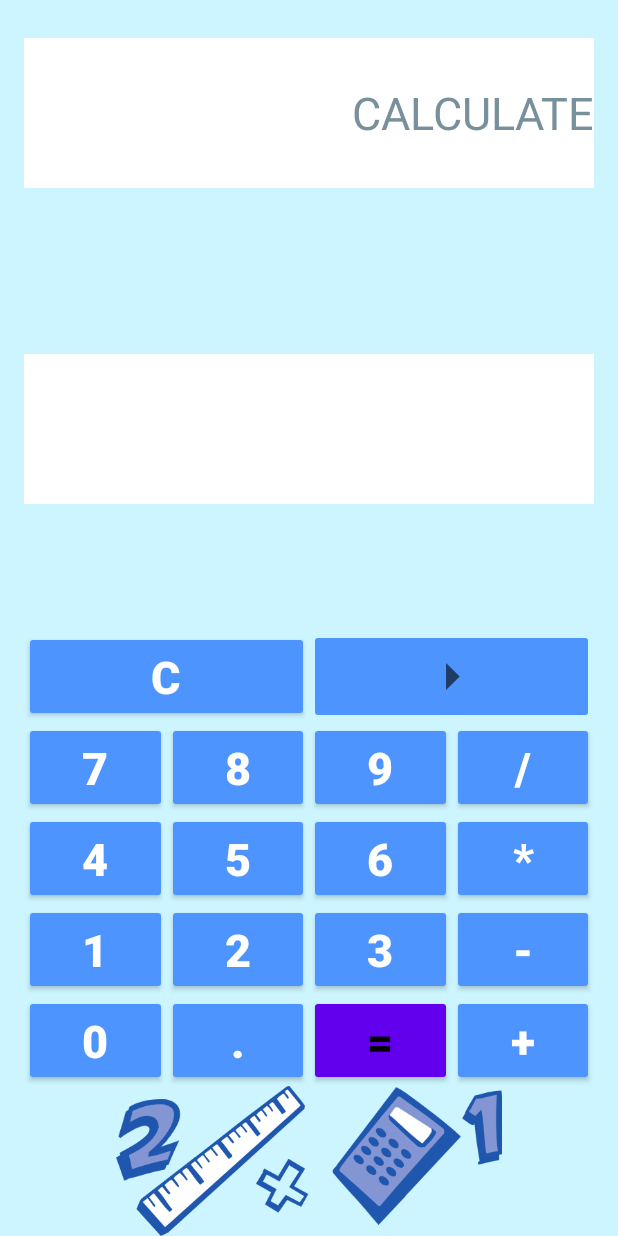
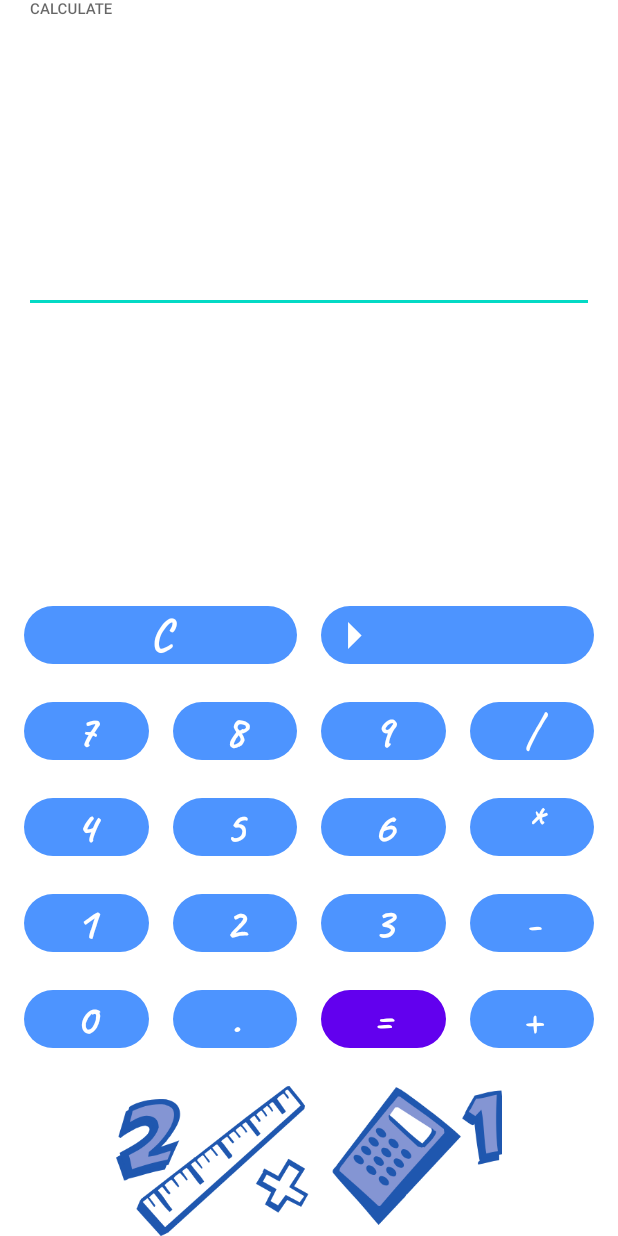
Before and after one commit to LARAVISH/MyCalculator, an Android app: the layout constrain_layout.xml on its own in the app's theme, with its tools: preview values and no code run, on a phone screen of 412 x 824 dp. Run offline under Robolectric (Android 15) with nearby library versions, the phone set to English and light mode, and no system bars.

Commit message:
added resources and style

```diff
--- a/app/src/main/res/layout/constrain_layout.xml
+++ b/app/src/main/res/layout/constrain_layout.xml
@@ -3,279 +3,227 @@
     xmlns:app="http://schemas.android.com/apk/res-auto"
     xmlns:tools="http://schemas.android.com/tools"
     android:layout_width="match_parent"
-    android:layout_height="match_parent"
-    android:background="@color/purple_500">
+    android:layout_height="match_parent">
 
-
-    <EditText
-        android:id="@+id/calculate"
-        android:layout_width="0dp"
-        android:layout_height="100dp"
-        android:layout_marginStart="16dp"
-        android:layout_marginTop="25dp"
-        android:layout_marginEnd="16dp"
-        android:background="@color/white"
-        android:hint="@string/hint_name"
-        android:textAlignment="textEnd"
-        android:textColor="@color/black"
-        android:textColorHint="#78909C"
-        android:textSize="@dimen/size_edit_text"
+    <com.google.android.material.textfield.TextInputLayout
+        android:id="@+id/text_input"
+        android:layout_width="match_parent"
+        android:layout_height="wrap_content"
         app:layout_constraintEnd_toEndOf="parent"
         app:layout_constraintStart_toStartOf="parent"
-        app:layout_constraintTop_toTopOf="parent" />
+        app:layout_constraintTop_toTopOf="parent">
 
-    <TextView
-        android:id="@+id/result"
-        android:layout_width="0dp"
-        android:layout_height="100dp"
-        android:layout_marginStart="16dp"
-        android:layout_marginTop="25dp"
-        android:layout_marginEnd="16dp"
-        android:background="@color/white"
-        android:textAlignment="textEnd"
-        android:textColor="@color/black"
-        android:textColorHint="@color/text_color_hint"
-        android:textSize="@dimen/size_edit_text"
-        app:layout_constraintBottom_toTopOf="@id/btn_clear"
-        app:layout_constraintEnd_toEndOf="parent"
-        app:layout_constraintStart_toStartOf="parent"
-        app:layout_constraintTop_toBottomOf="@+id/calculate" />
+        <com.google.android.material.textfield.TextInputEditText
 
-    <Button
+            android:id="@+id/calculate"
+            android:layout_width="match_parent"
+            android:layout_height="200dp"
+            android:layout_marginStart="@dimen/layout_margin_start"
+            android:layout_marginTop="@dimen/layout_margin_top"
+            android:layout_marginEnd="@dimen/layout_margin_end"
+            android:textAlignment="textEnd"
+            android:textAppearance="@style/TextAppearance.MaterialComponents.Headline6">
+
+        </com.google.android.material.textfield.TextInputEditText>
+
+    </com.google.android.material.textfield.TextInputLayout>
+
+    <com.google.android.material.button.MaterialButton
         android:id="@+id/btn_clear"
         android:layout_width="0dp"
         android:layout_height="wrap_content"
-        android:layout_marginStart="16dp"
-        android:layout_marginTop="25dp"
-        android:backgroundTint="@color/blue"
+        android:layout_marginStart="@dimen/layout_margin_start"
+        android:layout_marginBottom="@dimen/layout_margin_bottom"
         android:text="@string/btn_clear"
-        android:textColor="@color/white"
-        android:textSize="@dimen/size_button"
-        android:textStyle="bold"
         app:layout_constraintBottom_toTopOf="@id/btn_8"
         app:layout_constraintEnd_toEndOf="@id/btn_8"
         app:layout_constraintStart_toStartOf="parent" />
 
-    <ImageButton
+    <com.google.android.material.button.MaterialButton
         android:id="@+id/btn_backspace"
         android:layout_width="0dp"
-        android:layout_height="wrap_content"
-        android:layout_marginEnd="16dp"
-        android:backgroundTint="@color/blue"
+        android:layout_height="0dp"
+        android:layout_marginEnd="@dimen/layout_margin_end"
+        android:layout_marginBottom="@dimen/layout_margin_bottom"
         android:contentDescription="@string/btn_content_descript"
-        android:scaleType="centerInside"
-        android:src="@drawable/ic_baseline_arrow_right_24"
-        android:textColor="@color/white"
-        android:textSize="@dimen/size_button"
-        android:textStyle="bold"
+        app:icon="@drawable/ic_baseline_arrow_right_24"
         app:layout_constraintBottom_toTopOf="@id/btn_9"
         app:layout_constraintEnd_toEndOf="parent"
         app:layout_constraintStart_toStartOf="@+id/btn_9"
-        app:layout_constraintTop_toTopOf="@+id/btn_clear" />
+        app:layout_constraintTop_toTopOf="@+id/btn_clear"
+        app:layout_constraintVertical_weight="@+id/btn_clear" />
 
-    <Button
+    <com.google.android.material.button.MaterialButton
         android:id="@+id/btn_7"
         android:layout_width="0dp"
         android:layout_height="wrap_content"
-        android:layout_marginStart="16dp"
-        android:backgroundTint="@color/blue"
+        android:layout_marginStart="@dimen/layout_margin_start"
+        android:layout_marginBottom="@dimen/layout_margin_bottom"
         android:text="@string/btn_7"
-        android:textColor="@color/white"
-        android:textSize="@dimen/size_button"
-        android:textStyle="bold"
         app:layout_constraintBottom_toTopOf="@id/btn_4"
         app:layout_constraintEnd_toStartOf="@+id/btn_8"
         app:layout_constraintStart_toStartOf="parent" />
 
-    <Button
+    <com.google.android.material.button.MaterialButton
         android:id="@+id/btn_8"
         android:layout_width="0dp"
         android:layout_height="wrap_content"
-        android:backgroundTint="@color/blue"
+        android:layout_marginStart="@dimen/layout_margin_start"
+        android:layout_marginBottom="@dimen/layout_margin_bottom"
         android:text="@string/btn_8"
-        android:textColor="@color/white"
-        android:textSize="@dimen/size_button"
-        android:textStyle="bold"
         app:layout_constraintBottom_toTopOf="@id/btn_5"
         app:layout_constraintEnd_toStartOf="@+id/btn_9"
         app:layout_constraintStart_toEndOf="@+id/btn_7"
         app:layout_constraintTop_toTopOf="@+id/btn_7" />
 
-    <Button
+    <com.google.android.material.button.MaterialButton
         android:id="@+id/btn_9"
         android:layout_width="0dp"
         android:layout_height="wrap_content"
-        android:backgroundTint="@color/blue"
+        android:layout_marginStart="@dimen/layout_margin_start"
+        android:layout_marginBottom="@dimen/layout_margin_bottom"
         android:text="@string/btn_9"
-        android:textColor="@color/white"
-        android:textSize="@dimen/size_button"
-        android:textStyle="bold"
         app:layout_constraintBottom_toTopOf="@id/btn_6"
         app:layout_constraintEnd_toStartOf="@+id/btn_divide"
         app:layout_constraintStart_toEndOf="@+id/btn_8"
         app:layout_constraintTop_toTopOf="@+id/btn_8" />
 
-    <Button
+    <com.google.android.material.button.MaterialButton
         android:id="@+id/btn_divide"
         android:layout_width="0dp"
         android:layout_height="wrap_content"
-        android:layout_marginEnd="16dp"
-        android:backgroundTint="@color/blue"
+        android:layout_marginStart="@dimen/layout_margin_start"
+        android:layout_marginEnd="@dimen/layout_margin_end"
+        android:layout_marginBottom="@dimen/layout_margin_bottom"
         android:text="@string/btn_divide"
-        android:textColor="@color/white"
-        android:textSize="@dimen/size_button"
-        android:textStyle="bold"
         app:layout_constraintBottom_toTopOf="@+id/btn_multi"
         app:layout_constraintEnd_toEndOf="parent"
         app:layout_constraintStart_toEndOf="@id/btn_9"
         app:layout_constraintTop_toTopOf="@id/btn_9" />
 
-    <Button
+    <com.google.android.material.button.MaterialButton
         android:id="@+id/btn_4"
         android:layout_width="0dp"
         android:layout_height="wrap_content"
-        android:layout_marginStart="16dp"
-        android:backgroundTint="@color/blue"
+        android:layout_marginStart="@dimen/layout_margin_start"
+        android:layout_marginBottom="@dimen/layout_margin_bottom"
         android:text="@string/btn_4"
-        android:textColor="@color/white"
-        android:textSize="@dimen/size_button"
-        android:textStyle="bold"
         app:layout_constraintBottom_toTopOf="@id/btn_1"
         app:layout_constraintEnd_toStartOf="@+id/btn_5"
         app:layout_constraintStart_toStartOf="parent"
         app:layout_constraintTop_toBottomOf="@+id/btn_1" />
 
-    <Button
+    <com.google.android.material.button.MaterialButton
         android:id="@+id/btn_5"
         android:layout_width="0dp"
         android:layout_height="wrap_content"
-        android:backgroundTint="@color/blue"
+        android:layout_marginStart="@dimen/layout_margin_start"
+        android:layout_marginBottom="@dimen/layout_margin_bottom"
         android:text="@string/btn_5"
-        android:textColor="@color/white"
-        android:textSize="@dimen/size_button"
-        android:textStyle="bold"
         app:layout_constraintBottom_toTopOf="@id/btn_2"
         app:layout_constraintEnd_toStartOf="@+id/btn_6"
         app:layout_constraintStart_toEndOf="@id/btn_4"
         app:layout_constraintTop_toBottomOf="@+id/btn_8"
         app:layout_constraintTop_toTopOf="@id/btn_4" />
 
-    <Button
+    <com.google.android.material.button.MaterialButton
         android:id="@+id/btn_6"
         android:layout_width="0dp"
         android:layout_height="wrap_content"
-        android:backgroundTint="@color/blue"
+        android:layout_marginStart="@dimen/layout_margin_start"
+        android:layout_marginBottom="@dimen/layout_margin_bottom"
         android:text="@string/btn_6"
-        android:textColor="@color/white"
-        android:textSize="@dimen/size_button"
-        android:textStyle="bold"
         app:layout_constraintEnd_toStartOf="@+id/btn_multi"
         app:layout_constraintStart_toEndOf="@+id/btn_5"
         app:layout_constraintTop_toBottomOf="@id/btn_9"
         app:layout_constraintTop_toTopOf="@id/btn_5"
         tools:ignore="TextContrastCheck" />
 
-    <Button
+    <com.google.android.material.button.MaterialButton
         android:id="@+id/btn_multi"
         android:layout_width="0dp"
         android:layout_height="wrap_content"
-        android:layout_marginEnd="16dp"
-        android:backgroundTint="@color/blue"
+        android:layout_marginStart="@dimen/layout_margin_start"
+        android:layout_marginEnd="@dimen/layout_margin_end"
+        android:layout_marginBottom="@dimen/layout_margin_bottom"
         android:text="@string/btn_multiply"
-        android:textColor="@color/white"
-        android:textSize="@dimen/size_button"
-        android:textStyle="bold"
         app:layout_constraintBottom_toTopOf="@id/btn_minus"
         app:layout_constraintEnd_toEndOf="parent"
         app:layout_constraintStart_toEndOf="@id/btn_6"
         app:layout_constraintTop_toBottomOf="@id/btn_divide"
         app:layout_constraintTop_toTopOf="@id/btn_6" />
 
-    <Button
+    <com.google.android.material.button.MaterialButton
         android:id="@+id/btn_1"
         android:layout_width="0dp"
         android:layout_height="wrap_content"
-        android:layout_marginStart="16dp"
-        android:backgroundTint="@color/blue"
+        android:layout_marginStart="@dimen/layout_margin_start"
+        android:layout_marginBottom="@dimen/layout_margin_bottom"
         android:text="@string/btn_1"
-        android:textColor="@color/white"
-        android:textSize="@dimen/size_button"
-        android:textStyle="bold"
         app:layout_constraintBottom_toTopOf="@id/btn_0"
         app:layout_constraintEnd_toStartOf="@+id/btn_2"
         app:layout_constraintStart_toStartOf="parent"
         app:layout_constraintTop_toBottomOf="@id/btn_4" />
 
-    <Button
+    <com.google.android.material.button.MaterialButton
         android:id="@+id/btn_2"
         android:layout_width="0dp"
         android:layout_height="wrap_content"
-        android:backgroundTint="@color/blue"
+        android:layout_marginStart="@dimen/layout_margin_start"
+        android:layout_marginBottom="@dimen/layout_margin_bottom"
         android:text="@string/btn_2"
-        android:textColor="@color/white"
-        android:textSize="@dimen/size_button"
-        android:textStyle="bold"
         app:layout_constraintBottom_toTopOf="@id/btn_point"
         app:layout_constraintEnd_toStartOf="@+id/btn_3"
         app:layout_constraintStart_toEndOf="@id/btn_1"
         app:layout_constraintTop_toBottomOf="@+id/btn_5"
         app:layout_constraintTop_toTopOf="@id/btn_1" />
 
-    <Button
+    <com.google.android.material.button.MaterialButton
         android:id="@+id/btn_3"
         android:layout_width="0dp"
         android:layout_height="wrap_content"
-        android:backgroundTint="@color/blue"
+        android:layout_marginStart="@dimen/layout_margin_start"
+        android:layout_marginBottom="@dimen/layout_margin_bottom"
         android:text="@string/btn_3"
-        android:textColor="@color/white"
-        android:textSize="@dimen/size_button"
-        android:textStyle="bold"
         app:layout_constraintBottom_toTopOf="@id/btn_equal"
         app:layout_constraintEnd_toStartOf="@+id/btn_minus"
         app:layout_constraintStart_toEndOf="@+id/btn_2"
         app:layout_constraintTop_toBottomOf="@id/btn_6"
         app:layout_constraintTop_toTopOf="@id/btn_2" />
 
-    <Button
+    <com.google.android.material.button.MaterialButton
         android:id="@+id/btn_minus"
         android:layout_width="0dp"
         android:layout_height="wrap_content"
-        android:layout_marginEnd="16dp"
-        android:backgroundTint="@color/blue"
+        android:layout_marginStart="@dimen/layout_margin_start"
+        android:layout_marginEnd="@dimen/layout_margin_end"
+        android:layout_marginBottom="@dimen/layout_margin_bottom"
         android:text="@string/brn_minus"
-        android:textColor="@color/white"
-        android:textSize="@dimen/size_button"
-        android:textStyle="bold"
         app:layout_constraintBottom_toTopOf="@id/btn_plus"
         app:layout_constraintEnd_toEndOf="parent"
         app:layout_constraintStart_toEndOf="@id/btn_3"
         app:layout_constraintTop_toBottomOf="@id/btn_multi"
         app:layout_constraintTop_toTopOf="@id/btn_3" />
 
-    <Button
+    <com.google.android.material.button.MaterialButton
         android:id="@+id/btn_0"
         android:layout_width="0dp"
         android:layout_height="wrap_content"
-        android:layout_marginStart="16dp"
-        android:backgroundTint="@color/blue"
+        android:layout_marginStart="@dimen/layout_margin_start"
+        android:layout_marginBottom="@dimen/layout_margin_bottom"
         android:text="@string/btn_0"
-        android:textColor="@color/white"
-        android:textSize="@dimen/size_button"
-        android:textStyle="bold"
         app:layout_constraintBottom_toTopOf="@+id/image"
         app:layout_constraintEnd_toStartOf="@+id/btn_point"
         app:layout_constraintStart_toStartOf="parent"
         app:layout_constraintTop_toBottomOf="@id/btn_1" />
 
-    <Button
+    <com.google.android.material.button.MaterialButton
         android:id="@+id/btn_point"
         android:layout_width="0dp"
         android:layout_height="wrap_content"
-        android:backgroundTint="@color/blue"
+        android:layout_marginStart="@dimen/layout_margin_start"
+        android:layout_marginBottom="@dimen/layout_margin_bottom"
         android:text="@string/brn_point"
-        android:textColor="@color/white"
-        android:textSize="@dimen/size_button"
-        android:textStyle="bold"
         app:layout_constraintBottom_toTopOf="@+id/image"
         app:layout_constraintEnd_toStartOf="@+id/btn_equal"
         app:layout_constraintStart_toEndOf="@id/btn_0"
@@ -283,31 +231,28 @@
         app:layout_constraintTop_toTopOf="@id/btn_0"
         app:layout_constraintVertical_bias="1.0" />
 
-    <Button
+    <com.google.android.material.button.MaterialButton
         android:id="@+id/btn_equal"
         android:layout_width="0dp"
         android:layout_height="wrap_content"
-        android:backgroundTint="@color/blue_1"
+        android:layout_marginStart="@dimen/layout_margin_start"
+        android:layout_marginBottom="@dimen/layout_margin_bottom"
         android:text="@string/btn_equal"
-        android:textColor="@color/black"
-        android:textSize="@dimen/size_button"
-        android:textStyle="bold"
+        style="@style/CalcButton.Action"
         app:layout_constraintBottom_toTopOf="@+id/image"
         app:layout_constraintEnd_toStartOf="@+id/btn_plus"
         app:layout_constraintStart_toEndOf="@+id/btn_point"
         app:layout_constraintTop_toBottomOf="@id/btn_3"
         app:layout_constraintTop_toTopOf="@+id/btn_point" />
 
-    <Button
+    <com.google.android.material.button.MaterialButton
         android:id="@+id/btn_plus"
         android:layout_width="0dp"
         android:layout_height="wrap_content"
-        android:layout_marginEnd="16dp"
-        android:backgroundTint="@color/blue"
+        android:layout_marginStart="@dimen/layout_margin_start"
+        android:layout_marginEnd="@dimen/layout_margin_end"
+        android:layout_marginBottom="@dimen/layout_margin_bottom"
         android:text="@string/btn_plus"
-        android:textColor="@color/white"
-        android:textSize="@dimen/size_button"
-        android:textStyle="bold"
         app:layout_constraintBottom_toTopOf="@+id/image"
         app:layout_constraintEnd_toEndOf="parent"
         app:layout_constraintStart_toEndOf="@id/btn_equal"
@@ -316,7 +261,7 @@
 
     <ImageView
         android:id="@+id/image"
-        android:layout_width="0dp"
+        android:layout_width="match_parent"
         android:layout_height="100dp"
         android:contentDescription="@string/content_descript"
         android:scaleType="centerInside"
--- /dev/null
+++ b/app/src/main/res/values-night/colors.xml
@@ -0,0 +1,5 @@
+<?xml version="1.0" encoding="utf-8"?>
+<resources>
+    <color name="back_tint_button">#E4CE0A</color>
+    <color name="text_color">#151515</color>
+</resources>
--- a/app/src/main/res/values-night/themes.xml
+++ b/app/src/main/res/values-night/themes.xml
@@ -3,8 +3,8 @@
     <style name="Theme.MyCalculator" parent="Theme.MaterialComponents.DayNight.NoActionBar">
         <!-- Primary brand color. -->
         <item name="colorPrimary">@color/purple_200</item>
-        <item name="colorPrimaryVariant">@color/purple_700</item>
-        <item name="colorOnPrimary">@color/black</item>
+        <item name="colorPrimaryVariant">#FFEB3B</item>
+        <item name="colorOnPrimary">@color/white</item>
         <!-- Secondary brand color. -->
         <item name="colorSecondary">@color/teal_200</item>
         <item name="colorSecondaryVariant">@color/teal_200</item>
@@ -12,5 +12,8 @@
         <!-- Status bar color. -->
         <item name="android:statusBarColor" tools:targetApi="l">?attr/colorPrimaryVariant</item>
         <!-- Customize your theme here. -->
+        <item name="materialButtonStyle">@style/CalcButton</item>
+        <item name="textInputStyle">@style/EditText</item>
     </style>
+
 </resources>
--- a/app/src/main/res/values/colors.xml
+++ b/app/src/main/res/values/colors.xml
@@ -9,5 +9,8 @@
     <color name="teal_700">#FF018786</color>
     <color name="black">#FF000000</color>
     <color name="white">#FFFFFFFF</color>
-    <color name="text_color_hint">#78909C</color>
+    <color name="text_color">#FFFFFF</color>
+    <color name="back_tint_button">#4d94ff</color>
+    <color name="text_colors_button">#FFFFFFFF</color>
+
 </resources>
--- a/app/src/main/res/values/dimen.xml
+++ b/app/src/main/res/values/dimen.xml
@@ -1,5 +1,13 @@
 <?xml version="1.0" encoding="utf-8"?>
 <resources>
-    <dimen name="size_button">30sp</dimen>
+
+    <dimen name="size_text_button">30sp</dimen>
     <dimen name="size_edit_text">30sp</dimen>
+    <dimen name="cornerRadius">25dp</dimen>
+    <dimen name="layout_margin_top">25dp</dimen>
+    <dimen name="layout_margin_end">16dp</dimen>
+    <dimen name="layout_margin_start">16dp</dimen>
+    <dimen name="padding_edit_text">40dp</dimen>
+    <dimen name="layout_margin_bottom">25dp</dimen>
+
 </resources>
--- a/app/src/main/res/values/strings.xml
+++ b/app/src/main/res/values/strings.xml
@@ -20,4 +20,5 @@
     <string name="btn_equal">=</string>
     <string name="btn_plus">+</string>
     <string name="content_descript">painting</string>
+
 </resources>
--- /dev/null
+++ b/app/src/main/res/values/style.xml
@@ -0,0 +1,26 @@
+<?xml version="1.0" encoding="utf-8"?>
+<resources>
+
+    <style name="CalcButton">
+        <item name="cornerRadius">@dimen/cornerRadius</item>
+        <item name="android:textSize">@dimen/size_text_button</item>
+        <item name="backgroundTint">@color/back_tint_button</item>
+        <item name="fontFamily">@font/caveart_bold</item>
+        <item name="android:textColor">@color/text_color</item>
+        <item name="android:gravity">center</item>
+
+    </style>
+
+    <style name="CalcButton.Action">
+        <item name="backgroundTint">@color/blue_1</item>
+
+    </style>
+
+    <style name="EditText">
+        <item name="android:textColor">@color/text_color</item>
+        <item name="android:textSize">@dimen/size_edit_text</item>
+        <item name="android:hint">@string/hint_name</item>
+
+    </style>
+
+</resources>
--- a/app/src/main/res/values/themes.xml
+++ b/app/src/main/res/values/themes.xml
@@ -1,10 +1,10 @@
 <resources xmlns:tools="http://schemas.android.com/tools">
     <!-- Base application theme. -->
-    <style name="Theme.MyCalculator" parent="Theme.AppCompat.Light.NoActionBar">
+    <style name="Theme.MyCalculator" parent="Theme.MaterialComponents.DayNight.NoActionBar">
         <!-- Primary brand color. -->
         <item name="colorPrimary">@color/purple_500</item>
         <item name="colorPrimaryVariant">@color/purple_700</item>
-        <item name="colorOnPrimary">@color/white</item>
+        <item name="colorOnPrimary">@color/purple_200</item>
         <!-- Secondary brand color. -->
         <item name="colorSecondary">@color/teal_200</item>
         <item name="colorSecondaryVariant">@color/teal_700</item>
@@ -12,5 +12,8 @@
         <!-- Status bar color. -->
         <item name="android:statusBarColor" tools:targetApi="l">?attr/colorPrimaryVariant</item>
         <!-- Customize your theme here. -->
+        <item name="materialButtonStyle">@style/CalcButton</item>
+        <item name="textInputStyle">@style/EditText</item>
     </style>
+
 </resources>
```
Also changed, not shown: app/src/main/res/font/caveart_bold.ttf (added).
